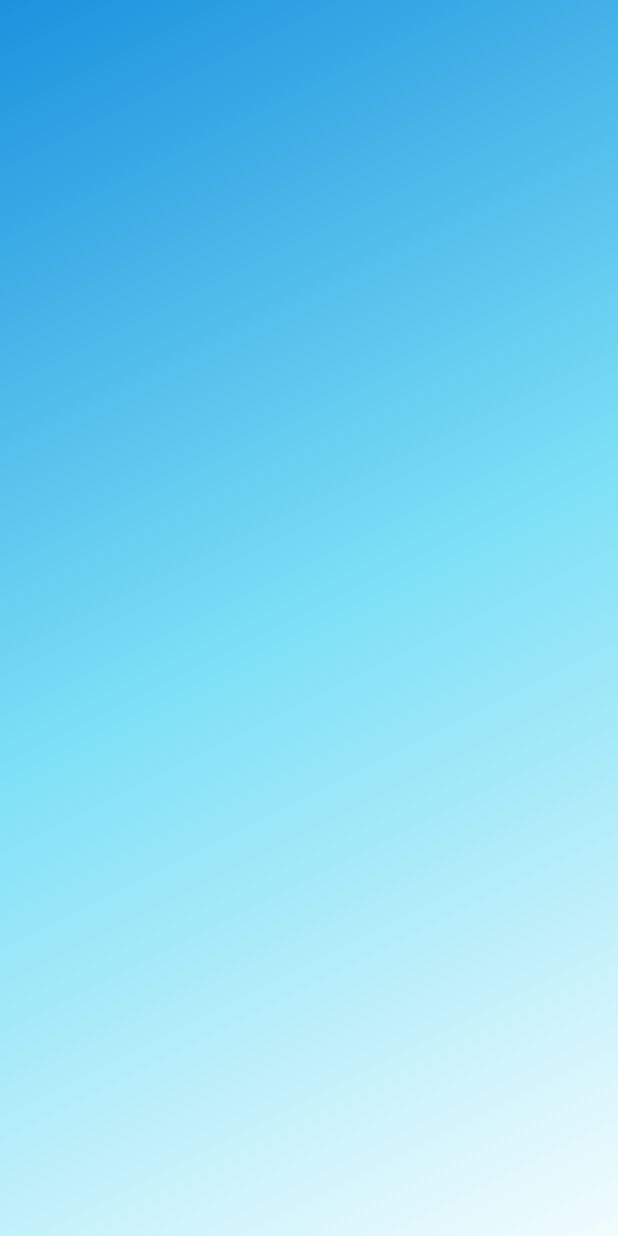
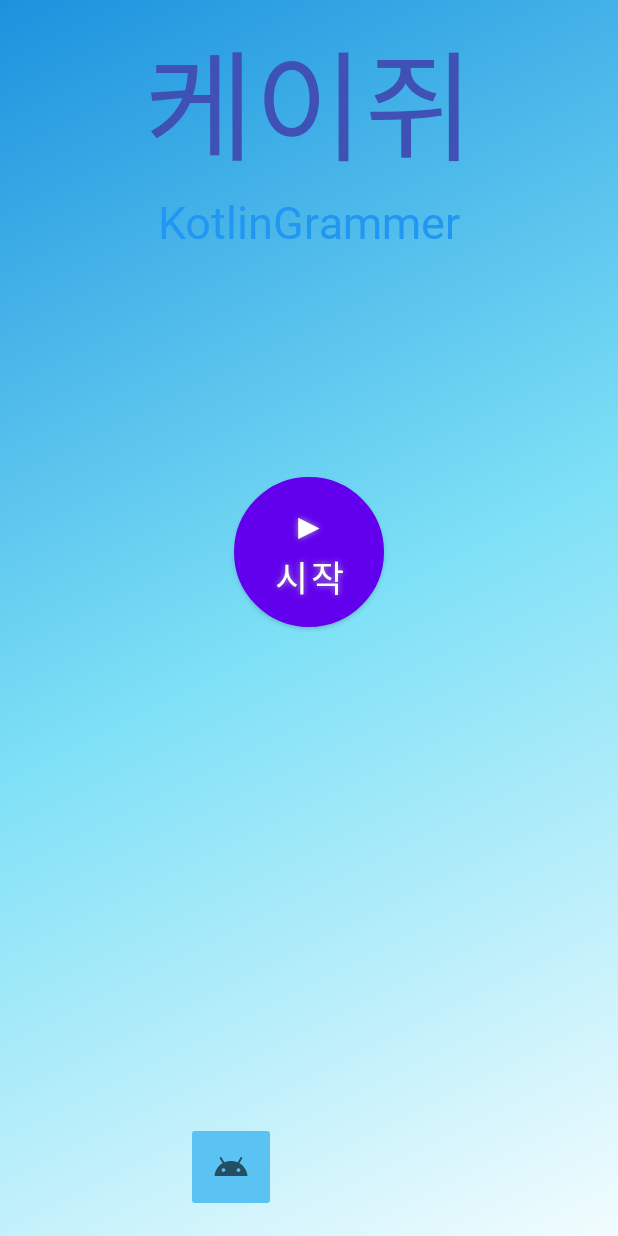
Before and after one commit to Leesin0222/KG, an Android app: the layout activity_main.xml on its own in the app's theme, with its tools: preview values and no code run, on a phone screen of 412 x 824 dp. Run offline under Robolectric (Android 15) with nearby library versions, the phone set to English and light mode, and no system bars.

Commit message:
📑 -- 메인 화면 UI

```diff
--- a/kotlingrammer/app/src/main/res/layout/activity_main.xml
+++ b/kotlingrammer/app/src/main/res/layout/activity_main.xml
@@ -8,7 +8,59 @@
     android:background="@drawable/gradient_animation"
     tools:context=".MainActivity">
 
+    <TextView
+        android:id="@+id/textView"
+        android:layout_width="wrap_content"
+        android:layout_height="wrap_content"
+        android:layout_marginTop="8dp"
+        android:fontFamily="@font/sbm"
+        android:text="케이쥐"
+        android:textColor="#3F51B5"
+        android:textSize="80sp"
+        app:layout_constraintEnd_toEndOf="parent"
+        app:layout_constraintStart_toStartOf="parent"
+        app:layout_constraintTop_toTopOf="parent" />
 
+    <TextView
+        android:id="@+id/textView2"
+        android:layout_width="wrap_content"
+        android:layout_height="wrap_content"
+        android:fontFamily="@font/sbl"
+        android:text="KotlinGrammer"
+        android:textColor="#2196F3"
+        android:textSize="30sp"
+        app:layout_constraintEnd_toEndOf="parent"
+        app:layout_constraintStart_toStartOf="parent"
+        app:layout_constraintTop_toBottomOf="@+id/textView" />
 
+    <Button
+        android:id="@+id/start_btn"
+
+        android:layout_width="100dp"
+        android:layout_height="100dp"
+        android:background="@drawable/button_shape"
+        android:layout_marginTop="150dp"
+        android:shadowColor="#A8A8A8"
+        android:shadowDx="0"
+        android:shadowDy="0"
+        android:shadowRadius="5"
+        android:text="▶\n시작"
+        android:fontFamily="@font/sbl"
+        android:textColor="#FFFFFF"
+        android:textSize="24sp"
+        app:layout_constraintEnd_toEndOf="parent"
+        app:layout_constraintStart_toStartOf="parent"
+        app:layout_constraintTop_toBottomOf="@+id/textView2" />
+
+    <ImageButton
+        android:id="@+id/developer"
+        android:layout_width="60dp"
+        android:layout_height="60dp"
+        android:layout_marginStart="124dp"
+        android:layout_marginBottom="16dp"
+        android:backgroundTint="#5BC3F3"
+        android:src="@drawable/ic_round_android_24"
+        app:layout_constraintBottom_toBottomOf="parent"
+        app:layout_constraintStart_toStartOf="parent" />
 
 </androidx.constraintlayout.widget.ConstraintLayout>
```
